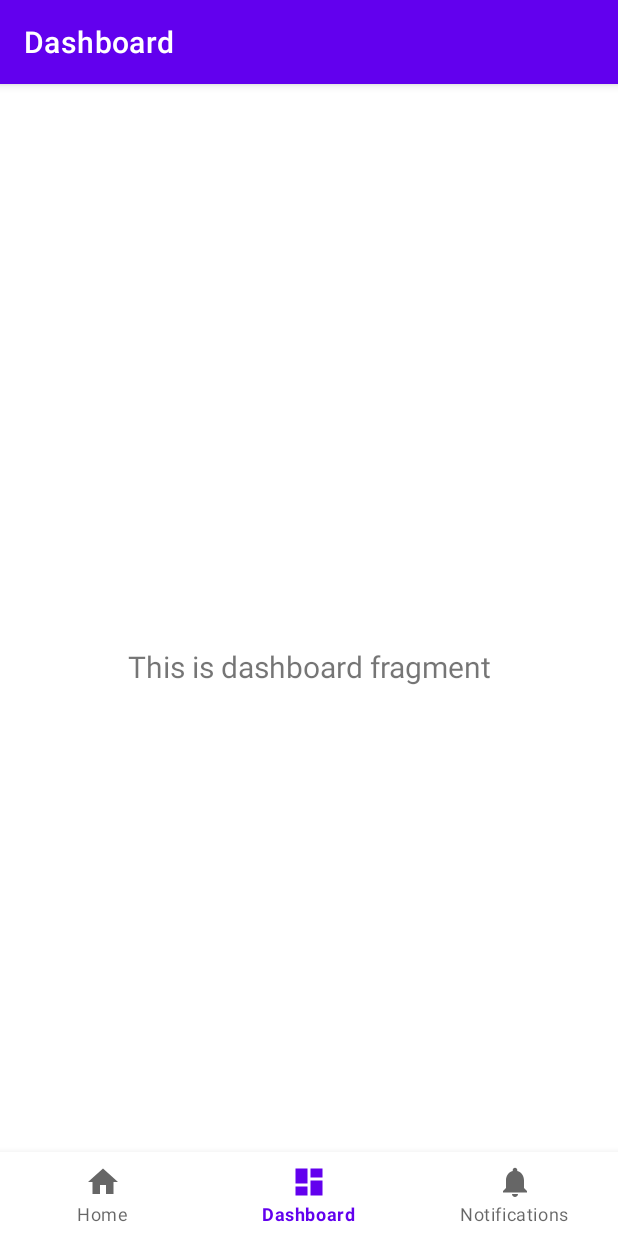
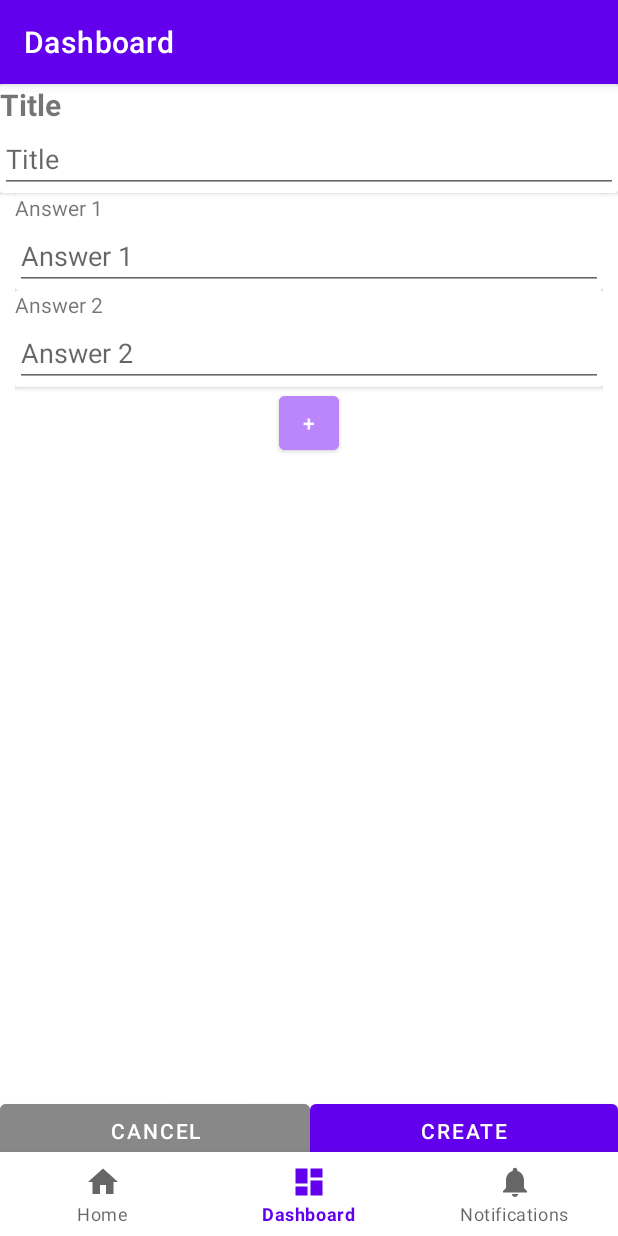
Before and after one commit to PaettyB/MobServApp, an Android app: the DashboardFragment screen opened through its navigation route, on a phone screen of 412 x 824 dp. Run offline under Robolectric (Android 15) with nearby library versions, the phone set to English and light mode, and no system bars; our stand-ins replace navigation-ui.

Commit message:
basic answer adding

```diff
--- a/app/src/main/java/fr/eurecom/mobservapp/ui/dashboard/DashboardFragment.java
+++ b/app/src/main/java/fr/eurecom/mobservapp/ui/dashboard/DashboardFragment.java
@@ -1,12 +1,19 @@
 package fr.eurecom.mobservapp.ui.dashboard;
 
+import android.content.Context;
+import android.os.Build;
 import android.os.Bundle;
+import android.util.Log;
 import android.view.LayoutInflater;
 import android.view.View;
 import android.view.ViewGroup;
+import android.widget.EditText;
+import android.widget.LinearLayout;
+import android.widget.ScrollView;
 import android.widget.TextView;
 
 import androidx.annotation.NonNull;
+import androidx.cardview.widget.CardView;
 import androidx.fragment.app.Fragment;
 import androidx.lifecycle.ViewModelProvider;
 
@@ -15,6 +22,9 @@ import fr.eurecom.mobservapp.databinding.FragmentDashboardBinding;
 public class DashboardFragment extends Fragment {
 
     private FragmentDashboardBinding binding;
+    private ScrollView scrollView;
+    private LinearLayout answersList;
+    private int numAnswers = 2;
 
     public View onCreateView(@NonNull LayoutInflater inflater,
                              ViewGroup container, Bundle savedInstanceState) {
@@ -24,9 +34,34 @@ public class DashboardFragment extends Fragment {
         binding = FragmentDashboardBinding.inflate(inflater, container, false);
         View root = binding.getRoot();
 
-        final TextView textView = binding.textDashboard;
-        dashboardViewModel.getText().observe(getViewLifecycleOwner(), textView::setText);
+        binding.addAnswersButton.setOnClickListener(this::addAnswer);
+
+        answersList = binding.answersList;
+
         return root;
+    }
+
+    public void addAnswer(View view) {
+        Context context = getContext();
+        Log.i("ADD", "ADDDED ANSWER");
+        CardView cardView = new CardView(context);
+        LinearLayout cardLin = new LinearLayout(context);
+        cardLin.setOrientation(LinearLayout.VERTICAL);
+
+        TextView textView = new TextView(context);
+        textView.setText("Answer" + numAnswers++);
+
+        EditText editText = new EditText(context);
+        editText.setText("");
+        editText.setHint("Answer" + numAnswers);
+
+        cardLin.addView(textView);
+        cardLin.addView(editText);
+        cardView.addView(cardLin);
+        answersList.addView(cardView,answersList.indexOfChild(binding.addAnswersButton));
+        if (Build.VERSION.SDK_INT >= Build.VERSION_CODES.Q) {
+            binding.scrollView.scrollToDescendant(binding.addAnswersButton);
+        }
     }
 
     @Override
--- a/app/src/main/res/layout/fragment_dashboard.xml
+++ b/app/src/main/res/layout/fragment_dashboard.xml
@@ -6,17 +6,134 @@
     android:layout_height="match_parent"
     tools:context=".ui.dashboard.DashboardFragment">
 
-    <TextView
-        android:id="@+id/text_dashboard"
+    <LinearLayout
         android:layout_width="match_parent"
-        android:layout_height="wrap_content"
-        android:layout_marginStart="8dp"
-        android:layout_marginTop="8dp"
-        android:layout_marginEnd="8dp"
-        android:textAlignment="center"
-        android:textSize="20sp"
-        app:layout_constraintBottom_toBottomOf="parent"
-        app:layout_constraintEnd_toEndOf="parent"
-        app:layout_constraintStart_toStartOf="parent"
-        app:layout_constraintTop_toTopOf="parent" />
+        android:layout_height="match_parent"
+        android:orientation="vertical">
+
+        <androidx.cardview.widget.CardView
+            android:layout_width="match_parent"
+            android:layout_height="wrap_content">
+
+            <LinearLayout
+                android:layout_width="match_parent"
+                android:layout_height="match_parent"
+                android:orientation="vertical">
+
+                <TextView
+                    android:id="@+id/textView"
+                    android:layout_width="match_parent"
+                    android:layout_height="wrap_content"
+                    android:text="Title"
+                    android:textSize="20sp"
+                    android:textStyle="bold" />
+
+                <EditText
+                    android:id="@+id/titleTextField"
+                    android:layout_width="match_parent"
+                    android:layout_height="wrap_content"
+                    android:ems="10"
+                    android:hint="Title"
+                    android:inputType="text" />
+            </LinearLayout>
+
+        </androidx.cardview.widget.CardView>
+
+        <ScrollView
+            android:id="@+id/scrollView"
+            android:layout_width="match_parent"
+            android:layout_height="601dp">
+
+            <LinearLayout
+                android:id="@+id/answersList"
+                android:layout_width="match_parent"
+                android:layout_height="wrap_content"
+                android:layout_marginStart="10dp"
+                android:layout_marginEnd="10dp"
+                android:orientation="vertical">
+
+                <androidx.cardview.widget.CardView
+                    android:layout_width="match_parent"
+                    android:layout_height="match_parent">
+
+                    <LinearLayout
+                        android:layout_width="match_parent"
+                        android:layout_height="match_parent"
+                        android:orientation="vertical">
+
+                        <TextView
+                            android:id="@+id/textView2"
+                            android:layout_width="match_parent"
+                            android:layout_height="wrap_content"
+                            android:text="Answer 1" />
+
+                        <EditText
+                            android:id="@+id/answer1Field"
+                            android:layout_width="match_parent"
+                            android:layout_height="wrap_content"
+                            android:ems="10"
+                            android:hint="Answer 1"
+                            android:inputType="text" />
+                    </LinearLayout>
+
+                </androidx.cardview.widget.CardView>
+
+                <androidx.cardview.widget.CardView
+                    android:layout_width="match_parent"
+                    android:layout_height="match_parent">
+
+                    <LinearLayout
+                        android:layout_width="match_parent"
+                        android:layout_height="match_parent"
+                        android:orientation="vertical">
+
+                        <TextView
+                            android:id="@+id/textView3"
+                            android:layout_width="match_parent"
+                            android:layout_height="wrap_content"
+                            android:text="Answer 2" />
+
+                        <EditText
+                            android:id="@+id/answer2Field"
+                            android:layout_width="match_parent"
+                            android:layout_height="wrap_content"
+                            android:ems="10"
+                            android:hint="Answer 2"
+                            android:inputType="text" />
+                    </LinearLayout>
+                </androidx.cardview.widget.CardView>
+
+                <Button
+                    android:id="@+id/addAnswersButton"
+                    android:layout_width="40dp"
+                    android:layout_height="wrap_content"
+                    android:layout_gravity="center"
+                    android:backgroundTint="@color/purple_200"
+                    android:text="+" />
+
+            </LinearLayout>
+        </ScrollView>
+
+        <LinearLayout
+            android:layout_width="match_parent"
+            android:layout_height="match_parent"
+            android:orientation="horizontal">
+
+            <Button
+                android:id="@+id/cancelPollCreateButton"
+                android:layout_width="wrap_content"
+                android:layout_height="wrap_content"
+                android:layout_weight="1"
+                android:backgroundTint="@color/gray"
+                android:text="Cancel" />
+
+            <Button
+                android:id="@+id/createPollButton"
+                android:layout_width="wrap_content"
+                android:layout_height="wrap_content"
+                android:layout_weight="1"
+                android:text="Create" />
+        </LinearLayout>
+    </LinearLayout>
+
 </androidx.constraintlayout.widget.ConstraintLayout>
--- a/app/src/main/res/values/colors.xml
+++ b/app/src/main/res/values/colors.xml
@@ -7,4 +7,6 @@
     <color name="teal_700">#FF018786</color>
     <color name="black">#FF000000</color>
     <color name="white">#FFFFFFFF</color>
+    <color name="gray">#888888</color>
+
 </resources>
```
